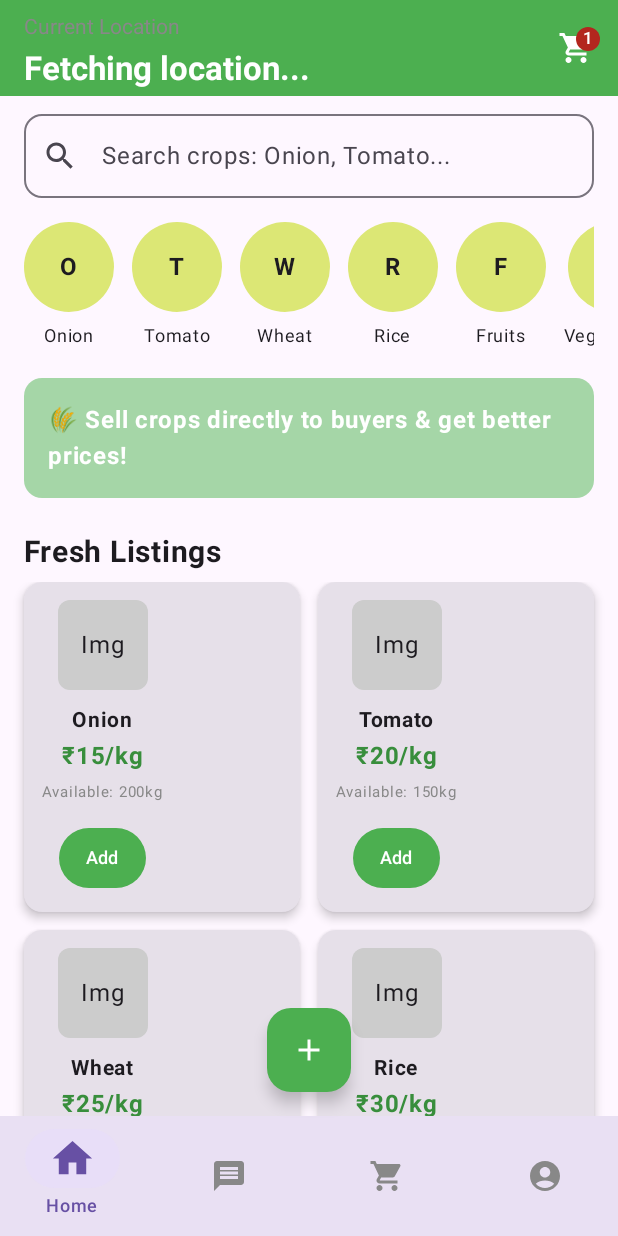
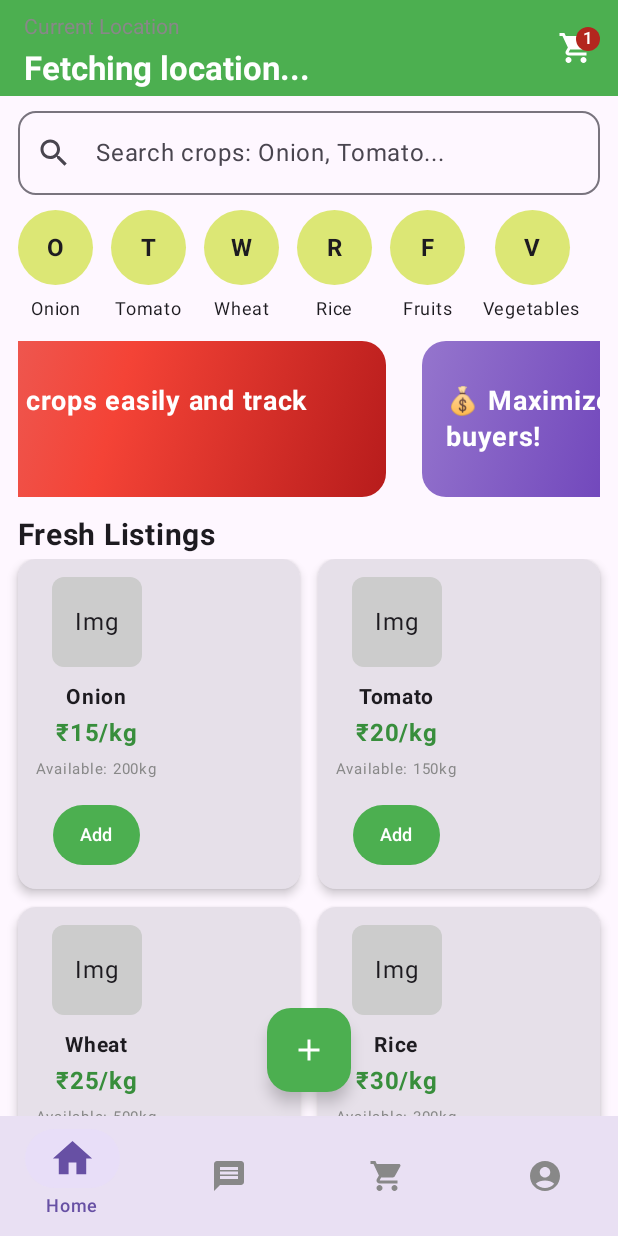
Before and after one commit to sumitsahu98/Sell-Crops, an Android app built with Jetpack Compose: the HomeScreen screen opened through its navigation route, after a tap on an icon or button, on a phone screen of 412 x 824 dp. Run offline under Robolectric (Android 15) with nearby library versions, the phone set to English and light mode, and no system bars; our stand-ins replace Firebase (no records; nobody signed in at launch, a user with empty details on screens opened directly); 3 other taps on this screen came first.

Commit message:
Make sliding banner and add to home screen

```diff
--- a/app/src/main/java/com/example/authapp/HomeScreen.kt
+++ b/app/src/main/java/com/example/authapp/HomeScreen.kt
@@ -17,11 +17,13 @@ import androidx.compose.material3.*
 import androidx.compose.runtime.*
 import androidx.compose.ui.Alignment
 import androidx.compose.ui.Modifier
+import androidx.compose.ui.graphics.Brush
 import androidx.compose.ui.graphics.Color
 import androidx.compose.ui.text.font.FontWeight
 import androidx.compose.ui.unit.dp
 import androidx.compose.ui.unit.sp
 import androidx.navigation.NavController
+import com.example.authapp.components.AutoSlidingBanner
 import kotlin.text.take
 
 @OptIn(ExperimentalMaterial3Api::class)
@@ -62,13 +64,14 @@ fun HomeScreen(navController: NavController, cartViewModel: CartViewModel) {
         },
         floatingActionButtonPosition = FabPosition.Center
     ) { innerPadding ->
+
         Column(
             modifier = Modifier
                 .fillMaxSize()
                 .padding(innerPadding)
-                .padding(horizontal = 16.dp)
+                .padding(horizontal = 12.dp)
         ) {
-            Spacer(modifier = Modifier.height(12.dp))
+            Spacer(modifier = Modifier.height(10.dp))
 
             // 🔹 Search Bar
             OutlinedTextField(
@@ -82,7 +85,7 @@ fun HomeScreen(navController: NavController, cartViewModel: CartViewModel) {
                 shape = RoundedCornerShape(12.dp)
             )
 
-            Spacer(modifier = Modifier.height(16.dp))
+            Spacer(modifier = Modifier.height(10.dp))
 
             // 🔹 Categories
             val categories = listOf("Onion", "Tomato", "Wheat", "Rice", "Fruits", "Vegetables")
@@ -91,7 +94,7 @@ fun HomeScreen(navController: NavController, cartViewModel: CartViewModel) {
                     Column(horizontalAlignment = Alignment.CenterHorizontally) {
                         Box(
                             modifier = Modifier
-                                .size(60.dp)
+                                .size(50.dp)
                                 .background(Color(0xFFDCE775), CircleShape)
                                 .clickable { /* filter by category */ },
                             contentAlignment = Alignment.Center
@@ -104,34 +107,52 @@ fun HomeScreen(navController: NavController, cartViewModel: CartViewModel) {
                 }
             }
 
-            Spacer(modifier = Modifier.height(16.dp))
+            Spacer(modifier = Modifier.height(1.dp))
 
             // 🔹 Banner
-            Box(
-                modifier = Modifier
-                    .fillMaxWidth()
-                    .background(Color(0xFFA5D6A7), RoundedCornerShape(12.dp))
-                    .padding(16.dp),
-                contentAlignment = Alignment.Center
-            ) {
-                Text(
-                    "🌾 Sell crops directly to buyers & get better prices!",
-                    fontWeight = FontWeight.Bold,
-                    color = Color.White
+            val bannerColors = listOf(
+                Brush.linearGradient(
+                    colors = listOf(Color(0xFF8D3084), Color(0xFFD08282), Color(0xFFD23069))
+                ),
+                Brush.linearGradient(
+                    colors = listOf(Color(0xFF64B5F6), Color(0xFF2196F3), Color(0xFF0D47A1))
+                ),
+                Brush.linearGradient(
+                    colors = listOf(Color(0xFFFFB74D), Color(0xFFFF9800), Color(0xFFF57C00))
+                ),
+                Brush.linearGradient(
+                    colors = listOf(Color(0xFFE57373), Color(0xFFF44336), Color(0xFFB71C1C))
+                ),
+                Brush.linearGradient(
+                    colors = listOf(Color(0xFF9575CD), Color(0xFF673AB7), Color(0xFF311B92))
                 )
-            }
+            )
 
-            Spacer(modifier = Modifier.height(16.dp))
+            val bannerMessages = listOf(
+                "🌾 Sell crops directly to buyers & get better prices!",
+                "🚜 Join thousands of farmers and increase your profit!",
+                "🥬 Fresh vegetables and grains available near you!",
+                "📦 List your crops easily and track your sales!",
+                "💰 Maximize your earnings with direct buyers!"
+            )
+
+            AutoSlidingBanner(
+                messages = bannerMessages,
+                colors = bannerColors,
+                slideDurationMs = 3000,
+                animationDurationMs = 1200
+            )
+
+            Spacer(modifier = Modifier.height(1.dp))
 
             // 🔹 Fresh Listings
             Text(
                 "Fresh Listings",
                 fontSize = 20.sp,
                 fontWeight = FontWeight.Bold,
-                modifier = Modifier.padding(vertical = 8.dp)
+                modifier = Modifier.padding(vertical = 4.dp)
             )
 
-            // 🔹 Two crops per row
             LazyVerticalGrid(
                 columns = GridCells.Fixed(2),
                 verticalArrangement = Arrangement.spacedBy(12.dp),
--- /dev/null
+++ b/app/src/main/java/com/example/authapp/SlidingBanner.kt
@@ -0,0 +1,112 @@
+package com.example.authapp.components
+
+import androidx.compose.foundation.ExperimentalFoundationApi
+import androidx.compose.foundation.background
+import androidx.compose.foundation.layout.*
+import androidx.compose.foundation.pager.HorizontalPager
+import androidx.compose.foundation.pager.rememberPagerState
+import androidx.compose.foundation.shape.RoundedCornerShape
+import androidx.compose.material3.Text
+import androidx.compose.runtime.*
+import androidx.compose.ui.Alignment
+import androidx.compose.ui.Modifier
+import androidx.compose.ui.graphics.Color
+import androidx.compose.ui.text.font.FontWeight
+import androidx.compose.ui.unit.dp
+import androidx.compose.ui.unit.sp
+import kotlinx.coroutines.delay
+import kotlinx.coroutines.launch
+import androidx.compose.animation.core.tween
+import androidx.compose.ui.graphics.Brush
+
+/**
+ * AutoSlidingBanner:
+ * - slides ALWAYS right -> left
+ * - smooth transition speed controlled with animationDurationMs
+ * - stays on each slide controlled with slideDurationMs
+ * - colors list should be at least as long as messages (or will be reused)
+ */
+@OptIn(ExperimentalFoundationApi::class)
+@Composable
+fun AutoSlidingBanner(
+    messages: List<String>,
+    colors: List<Brush>,
+    modifier: Modifier = Modifier,
+    slideDurationMs: Long = 4000L,    // how long each slide stays visible
+    animationDurationMs: Int = 1200   // how long the slide animation takes (slower => bigger)
+) {
+    if (messages.isEmpty()) return
+
+    // Duplicate the content so we can scroll seamlessly (no visible reverse jump)
+    val pages = remember(messages, colors) {
+        // pair each message with a color (re-use colors if needed)
+        val paired = messages.mapIndexed { i, msg ->
+            msg to colors[i % colors.size]
+        }
+        paired + paired
+    }
+
+    val pagerState = rememberPagerState(initialPage = 0, pageCount = { pages.size })
+    val scope = rememberCoroutineScope()
+
+    // auto-scroll loop
+    LaunchedEffect(messages, colors) {
+        // small delay before starting so UI stabilizes
+        delay(300L)
+        var current = pagerState.currentPage
+        while (true) {
+            delay(slideDurationMs)
+            val next = current + 1
+            scope.launch {
+                // Animate to the next page with custom tween (controls slide speed)
+                pagerState.animateScrollToPage(
+                    page = next,
+                    animationSpec = tween(durationMillis = animationDurationMs)
+                )
+
+                // If we've moved into the duplicated half, jump back to the first half silently.
+                // Example: messages.size == N, pages.size == 2N
+                // When next >= N (we're in the second block), jump to next - N
+                if (next >= messages.size) {
+                    val jumpTarget = next - messages.size
+                    // immediate jump (no animation) to make the loop seamless
+                    pagerState.scrollToPage(jumpTarget)
+                    current = jumpTarget
+                } else {
+                    current = next
+                }
+            }
+        }
+    }
+
+    HorizontalPager(
+        state = pagerState,
+        modifier = modifier
+            .fillMaxWidth()
+            .height(120.dp)
+    ) { page ->
+        val (text, bg) = pages[page]
+        Box(
+            modifier = Modifier
+                .fillMaxSize()
+                .padding(horizontal = 12.dp, vertical = 8.dp),
+            contentAlignment = Alignment.Center
+        ) {
+            Box(
+                modifier = Modifier
+                    .fillMaxSize()
+                    .background(bg, RoundedCornerShape(16.dp))
+                    .padding(16.dp),
+                contentAlignment = Alignment.Center
+            ) {
+                Text(
+                    text = text,
+                    color = Color.White,
+                    fontWeight = FontWeight.Bold,
+                    fontSize = 18.sp,
+                    maxLines = 2
+                )
+            }
+        }
+    }
+}
```
Also changed, not shown: app/src/main/java/com/example/authapp/AuthScreen.kt (+85 -85 lines), app/src/main/java/com/example/authapp/CropItemScreen.kt (+63 -63 lines), app/src/main/java/com/example/authapp/HomeCropItemBox.kt (added, +62 -0 lines).
